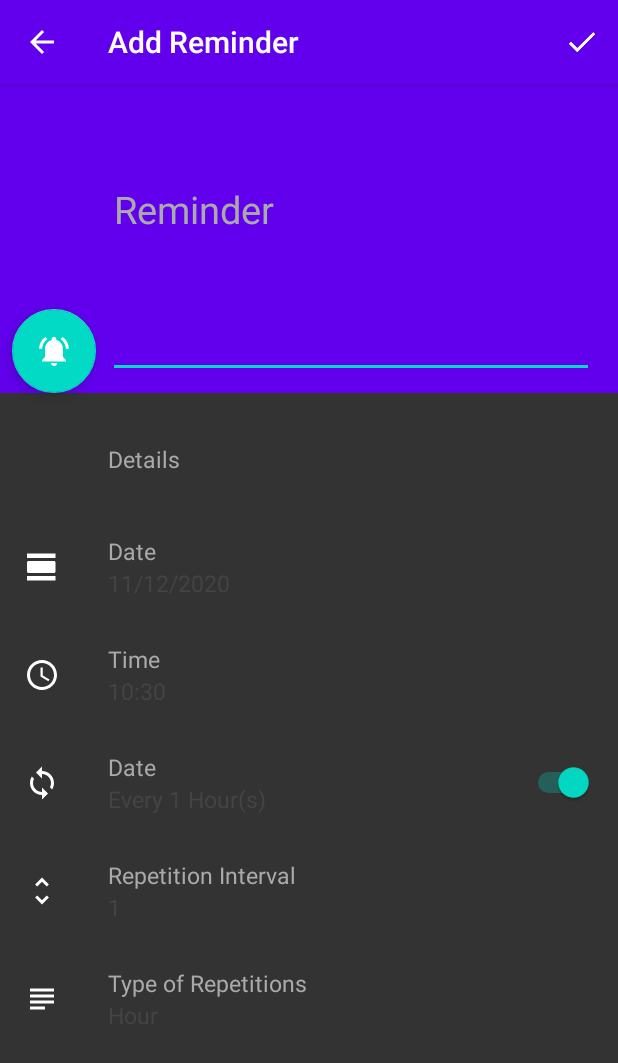
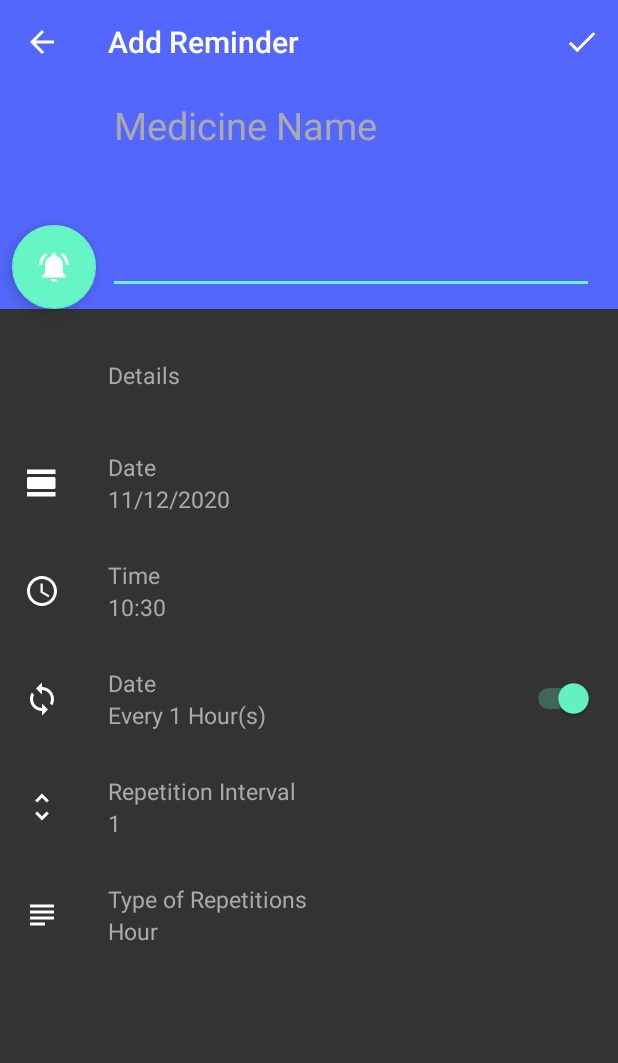
Before and after one commit to sagadevanmi/MedicineReminder, an Android app: the AddReminderActivity screen opened directly, with no data from a screen before it, on a phone screen of 412 x 824 dp. Shown: the top 1063 px of the screen. Run offline under Robolectric (Android 15) with nearby library versions, the phone set to English and light mode, and no system bars; libraries missing offline, so code that uses them is left out: com.wdullaer.materialdatetimepicker.

```diff
--- a/app/src/main/java/com/sdk/medicinereminder/AddReminderActivity.java
+++ b/app/src/main/java/com/sdk/medicinereminder/AddReminderActivity.java
@@ -206,7 +206,7 @@ public class AddReminderActivity extends AppCompatActivity implements
             mFAB2.setVisibility(View.VISIBLE);
         }
 
-        //setSupportActionBar(mToolbar);
+        setSupportActionBar(mToolbar);
         getSupportActionBar().setTitle(R.string.title_activity_add_reminder);
         getSupportActionBar().setDisplayHomeAsUpEnabled(true);
         getSupportActionBar().setHomeButtonEnabled(true);
--- a/app/src/main/res/layout/activity_add_reminder.xml
+++ b/app/src/main/res/layout/activity_add_reminder.xml
@@ -29,7 +29,7 @@
             android:layout_width="match_parent"
             android:id="@+id/reminder_title"
             android:layout_marginStart="72dp"
-            android:hint="Reminder"
+            android:hint="Medicine Name"
             android:textSize="25dp"
             android:lines="4"
             android:minLines="4"
@@ -101,7 +101,7 @@
                         android:layout_height="wrap_content"
                         android:id="@+id/set_date"
                         android:textSize="15dp"
-                        android:textColor="#444444"/>
+                        android:textColor="@android:color/darker_gray"/>
 
                 </LinearLayout>
 
@@ -143,7 +143,7 @@
                         android:layout_height="wrap_content"
                         android:id="@+id/set_time"
                         android:textSize="15dp"
-                        android:textColor="#444444"/>
+                        android:textColor="@android:color/darker_gray"/>
 
                 </LinearLayout>
 
@@ -184,7 +184,7 @@
                         android:layout_height="wrap_content"
                         android:id="@+id/set_repeat"
                         android:textSize="15dp"
-                        android:textColor="#444444"/>
+                        android:textColor="@android:color/darker_gray"/>
 
                 </LinearLayout>
 
@@ -240,7 +240,7 @@
                         android:layout_height="wrap_content"
                         android:id="@+id/set_repeat_no"
                         android:textSize="15dp"
-                        android:textColor="#444444"/>
+                        android:textColor="@android:color/darker_gray"/>
 
                 </LinearLayout>
 
@@ -283,7 +283,7 @@
                         android:layout_height="wrap_content"
                         android:id="@+id/set_repeat_type"
                         android:textSize="15dp"
-                        android:textColor="#444444"/>
+                        android:textColor="@android:color/darker_gray"/>
 
                 </LinearLayout>
 
--- a/app/src/main/res/layout/activity_main.xml
+++ b/app/src/main/res/layout/activity_main.xml
@@ -26,7 +26,7 @@
     <RelativeLayout
         android:layout_width="wrap_content"
         android:layout_height="wrap_content"
-        android:id="@+id/empty-view"
+        android:id="@+id/empty_view"
         android:layout_centerInParent="true">
 
         <TextView
--- a/app/src/main/res/values/colors.xml
+++ b/app/src/main/res/values/colors.xml
@@ -1,7 +1,7 @@
 <?xml version="1.0" encoding="utf-8"?>
 <resources>
-    <color name="colorPrimary">#6200EE</color>
-    <color name="colorPrimaryDark">#3700B3</color>
-    <color name="colorAccent">#03DAC5</color>
+    <color name="colorPrimary">#5367FC</color>
+    <color name="colorPrimaryDark">#4354D1</color>
+    <color name="colorAccent">#66F6C5</color>
     <color name="fab_pressed">#546e7a</color>
 </resources>
--- a/app/src/main/res/values/styles.xml
+++ b/app/src/main/res/values/styles.xml
@@ -1,6 +1,6 @@
 <resources>
     <!-- Base application theme. -->
-    <style name="AppTheme" parent="Theme.AppCompat.Light.DarkActionBar">
+    <style name="AppTheme" parent="Theme.AppCompat.Light.NoActionBar">
         <!-- Customize your theme here. -->
         <item name="colorPrimary">@color/colorPrimary</item>
         <item name="colorPrimaryDark">@color/colorPrimaryDark</item>
```
Also changed, not shown: app/src/main/java/com/sdk/medicinereminder/reminder/ReminderAlarmService.java (+50 -6 lines).
